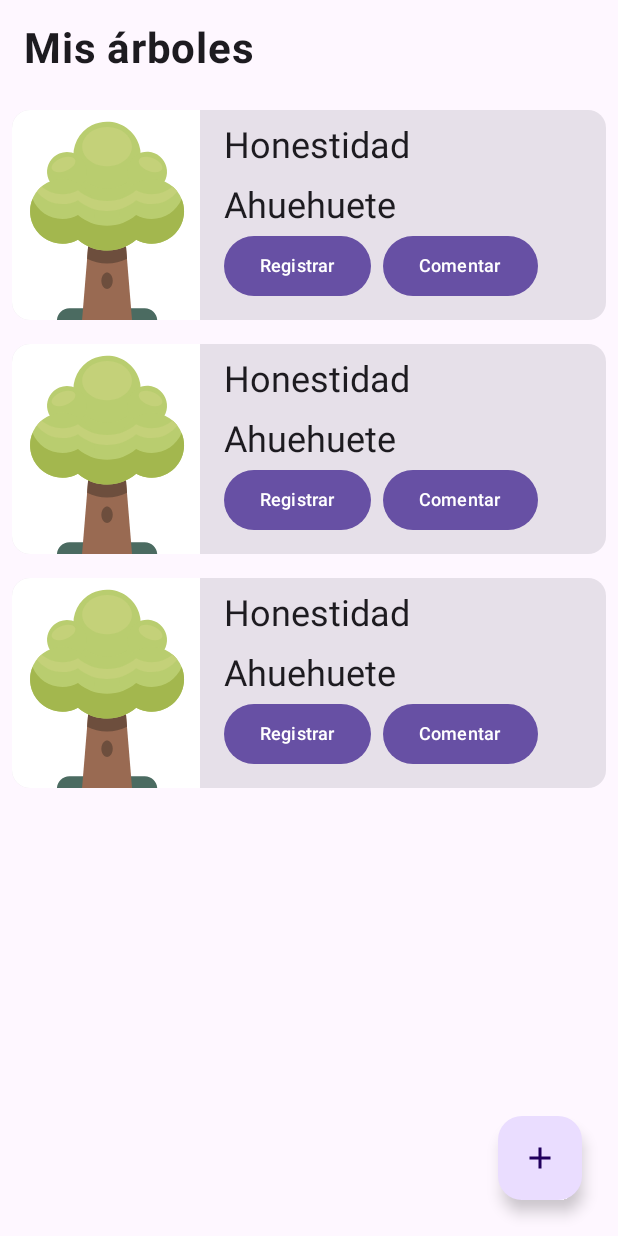
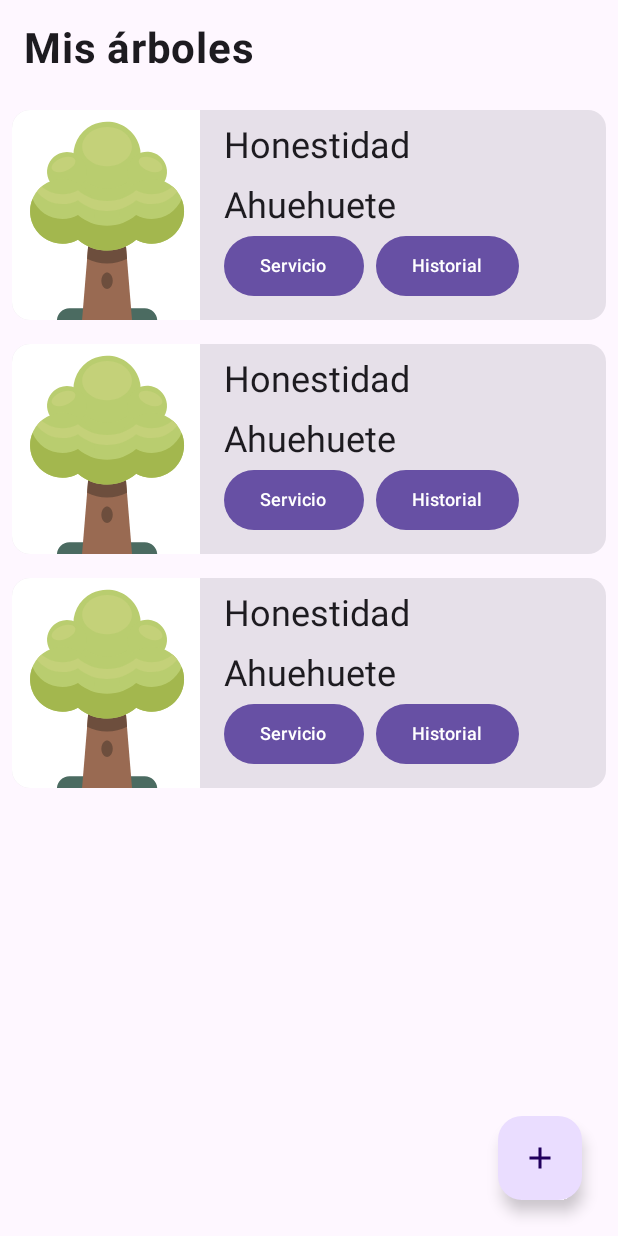
Before and after one commit to patyjs/Jetpack_UI_Adoptree, an Android app built with Jetpack Compose: the screen it shows after launch (MisArbolesActivity), on a phone screen of 412 x 824 dp. Run offline under Robolectric (Android 15) with nearby library versions, the light colour scheme and no system bars.

Commit message:
se cambiaron los nombres de los botones por servicio e historial

```diff
--- a/app/src/main/java/com/example/myapp/MisArbolesActivity.kt
+++ b/app/src/main/java/com/example/myapp/MisArbolesActivity.kt
@@ -128,13 +128,13 @@ fun DrawCard(arbolData :MisArbolesModel, modifier: Modifier = Modifier) {
                 Row {
                     Button(modifier = Modifier,
                         onClick = {  }) {
-                        Text("Registrar", fontSize = 12.sp)
+                        Text("Servicio", fontSize = 12.sp)
 
                     }
                     Spacer(modifier = Modifier.width(8.dp))
                     Button(modifier = Modifier,
                         onClick = {  }) {
-                        Text("Comentar", fontSize = 12.sp)
+                        Text("Historial", fontSize = 12.sp)
 
                     }
                 }
```
